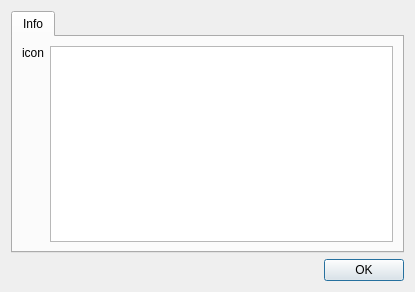
Qt form src/ui/aboutdialog.ui (qwinff/qwinff) before a commit.
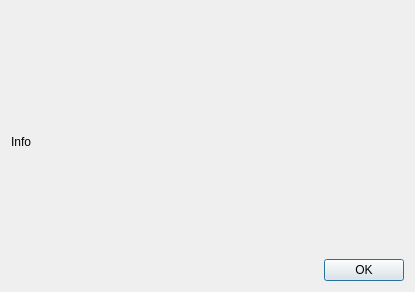
The same form after that commit. Icons and pictures are not drawn.

Commit message: Improved About dialog. Added new images.

Patch:
```diff
--- a/src/ui/aboutdialog.ui
+++ b/src/ui/aboutdialog.ui
@@ -15,48 +15,26 @@
   </property>
   <layout class="QVBoxLayout" name="verticalLayout_2">
    <item>
-    <widget class="QTabWidget" name="tabWidget">
-     <property name="currentIndex">
-      <number>0</number>
+    <widget class="QLabel" name="lblBanner">
+     <property name="text">
+      <string notr="true"/>
      </property>
-     <widget class="QWidget" name="tabInfo">
-      <attribute name="title">
-       <string>Info</string>
-      </attribute>
-      <layout class="QVBoxLayout" name="verticalLayout_3">
-       <item>
-        <layout class="QHBoxLayout" name="horizontalLayout">
-         <item>
-          <layout class="QVBoxLayout" name="verticalLayout">
-           <item>
-            <widget class="QLabel" name="lblAboutIcon">
-             <property name="text">
-              <string notr="true">icon</string>
-             </property>
-            </widget>
-           </item>
-           <item>
-            <spacer name="verticalSpacer">
-             <property name="orientation">
-              <enum>Qt::Vertical</enum>
-             </property>
-             <property name="sizeHint" stdset="0">
-              <size>
-               <width>20</width>
-               <height>40</height>
-              </size>
-             </property>
-            </spacer>
-           </item>
-          </layout>
-         </item>
-         <item>
-          <widget class="QTextBrowser" name="txtInfo"/>
-         </item>
-        </layout>
-       </item>
-      </layout>
-     </widget>
+     <property name="pixmap">
+      <pixmap resource="../images.qrc">:/app/icons/banner.png</pixmap>
+     </property>
+    </widget>
+   </item>
+   <item>
+    <widget class="QLabel" name="lblInfo">
+     <property name="sizePolicy">
+      <sizepolicy hsizetype="Preferred" vsizetype="MinimumExpanding">
+       <horstretch>0</horstretch>
+       <verstretch>0</verstretch>
+      </sizepolicy>
+     </property>
+     <property name="text">
+      <string notr="true">Info</string>
+     </property>
     </widget>
    </item>
    <item>
```
Left out of the diff: 4 changed lines with no effect on the pictures. The commit also changes 6 other files.
